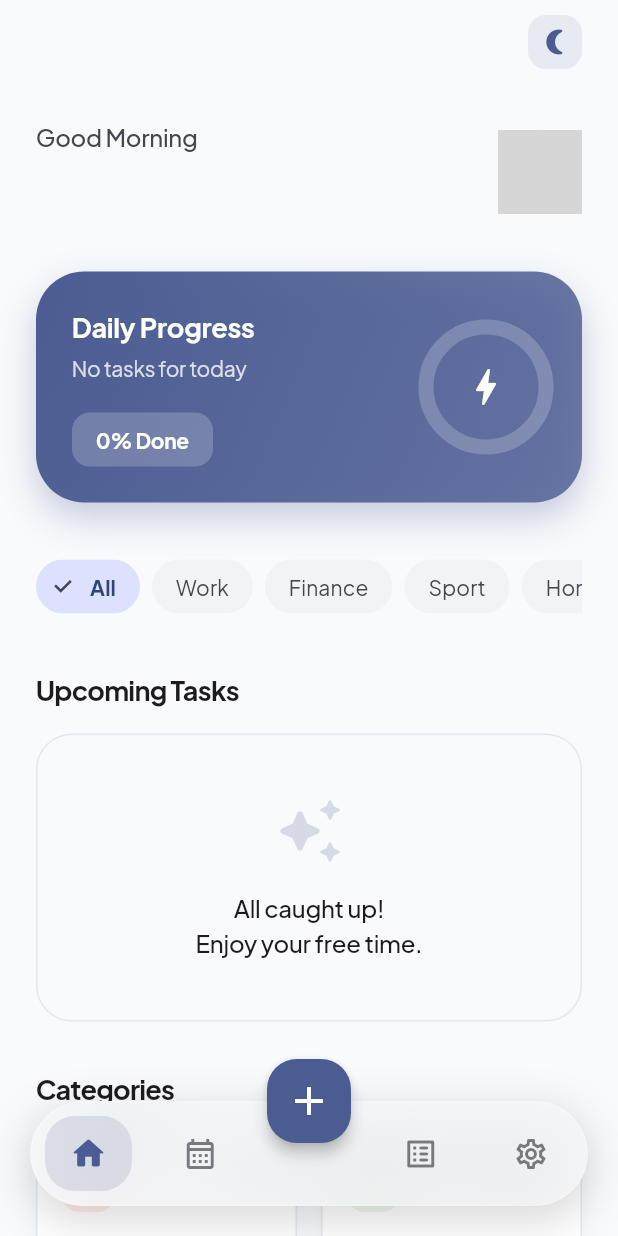
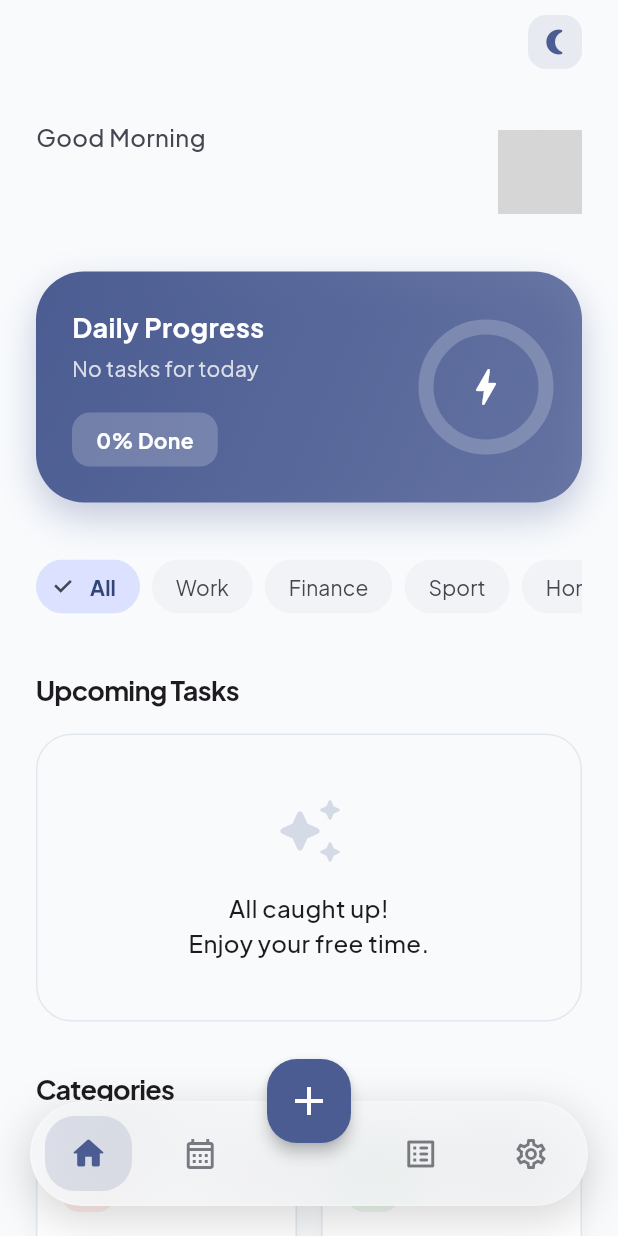
Before and after one commit to SplashCodeDex/dexdo, a Flutter app: the screen it shows once a user with an empty profile is signed in, on a phone screen of 412 x 824 dp. Run offline on Flutter 3.47's test engine with Material 3 defaults, Android fonts, the phone set to English and light mode, and no system bars; our stand-ins replace cloud_firestore, firebase_auth, firebase_core, flutter_local_notifications, flutter_slidable, flutter_svg and 6 more; accounts and stored records are empty; network calls fail; grey boxes are pictures that could not be loaded.

```diff
--- a/lib/main.dart
+++ b/lib/main.dart
@@ -42,7 +42,6 @@
   @override
   Widget build(BuildContext context) {
     final themeProvider = Provider.of<ThemeProvider>(context);
-    final textTheme = GoogleFonts.plusJakartaSansTextTheme(Theme.of(context).textTheme);
 
     return MaterialApp(
       title: 'DeXDo',
@@ -50,18 +49,21 @@
       themeMode: themeProvider.themeMode,
       theme: ThemeData(
         useMaterial3: true,
-        textTheme: textTheme.copyWith(
-          titleLarge: textTheme.titleLarge?.copyWith(fontWeight: FontWeight.bold),
-          bodyLarge: textTheme.bodyLarge?.copyWith(letterSpacing: -0.2),
-          bodyMedium: textTheme.bodyMedium?.copyWith(letterSpacing: -0.2),
+        textTheme: GoogleFonts.plusJakartaSansTextTheme(
+          ThemeData.light().textTheme,
+        ).copyWith(
+          titleLarge: GoogleFonts.plusJakartaSans(
+            textStyle: ThemeData.light().textTheme.titleLarge,
+            fontWeight: FontWeight.bold,
+          ),
         ),
         colorScheme: ColorScheme.fromSeed(
-          seedColor: const Color(0xFF2563EB), // A more vibrant "DeX Blue"
+          seedColor: const Color(0xFF2563EB),
           brightness: Brightness.light,
-          surface: const Color(0xFFF8FAFC), // Slate 50
+          surface: const Color(0xFFF8FAFC),
         ),
         scaffoldBackgroundColor: const Color(0xFFF8FAFC),
-        dividerColor: const Color(0xFFE2E8F0), // Slate 200
+        dividerColor: const Color(0xFFE2E8F0),
         appBarTheme: const AppBarTheme(
           backgroundColor: Color(0xFFF8FAFC),
           surfaceTintColor: Colors.transparent,
@@ -69,7 +71,7 @@
           centerTitle: false,
           elevation: 0,
           titleTextStyle: TextStyle(
-            color: Color(0xFF1E293B), // Slate 800
+            color: Color(0xFF1E293B),
             fontSize: 24,
             fontWeight: FontWeight.w800,
             letterSpacing: -0.5,
@@ -86,21 +88,24 @@
       ),
       darkTheme: ThemeData(
         useMaterial3: true,
-        textTheme: GoogleFonts.plusJakartaSansTextTheme(ThemeData(brightness: Brightness.dark).textTheme).copyWith(
-          titleLarge: textTheme.titleLarge?.copyWith(fontWeight: FontWeight.bold),
-          bodyLarge: textTheme.bodyLarge?.copyWith(letterSpacing: -0.2),
-          bodyMedium: textTheme.bodyMedium?.copyWith(letterSpacing: -0.2),
+        textTheme: GoogleFonts.plusJakartaSansTextTheme(
+          ThemeData.dark().textTheme,
+        ).copyWith(
+          titleLarge: GoogleFonts.plusJakartaSans(
+            textStyle: ThemeData.dark().textTheme.titleLarge,
+            fontWeight: FontWeight.bold,
+          ),
         ),
         colorScheme: ColorScheme.fromSeed(
           seedColor: const Color(0xFF3B82F6),
           brightness: Brightness.dark,
-          surface: const Color(0xFF0F172A), // Slate 900 (Deep Navy)
+          surface: const Color(0xFF0F172A),
           onSurface: const Color(0xFFF1F5F9),
           primaryContainer: const Color(0xFF1E293B),
           onPrimaryContainer: const Color(0xFF3B82F6),
         ),
         scaffoldBackgroundColor: const Color(0xFF0F172A),
-        dividerColor: const Color(0xFF1E293B), // Slate 800
+        dividerColor: const Color(0xFF1E293B),
         appBarTheme: const AppBarTheme(
           backgroundColor: Color(0xFF0F172A),
           surfaceTintColor: Colors.transparent,
@@ -115,11 +120,11 @@
           ),
         ),
         cardTheme: CardThemeData(
-          color: const Color(0xFF1E293B), // Slate 800
+          color: const Color(0xFF1E293B),
           elevation: 0,
           shape: RoundedRectangleBorder(
             borderRadius: BorderRadius.circular(20),
-            side: const BorderSide(color: Color(0xFF334155), width: 1), // Slate 700
+            side: const BorderSide(color: Color(0xFF334155), width: 1),
           ),
         ),
       ),
@@ -304,7 +309,7 @@
         LogicalKeySet(LogicalKeyboardKey.backspace): const DeleteSelectedIntent(),
       },
       child: Actions(
-        actions: <Type, Action<Intent>>{
+        actions: {
           NewTaskIntent: CallbackAction<NewTaskIntent>(
             onInvoke: (NewTaskIntent intent) {
               FocusScope.of(context).unfocus();
```
